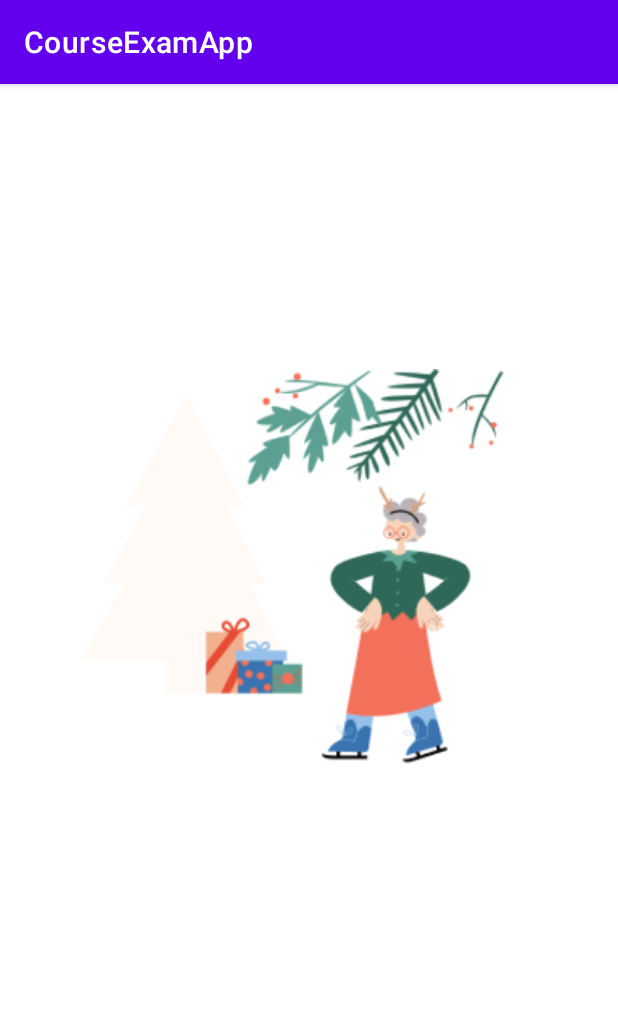
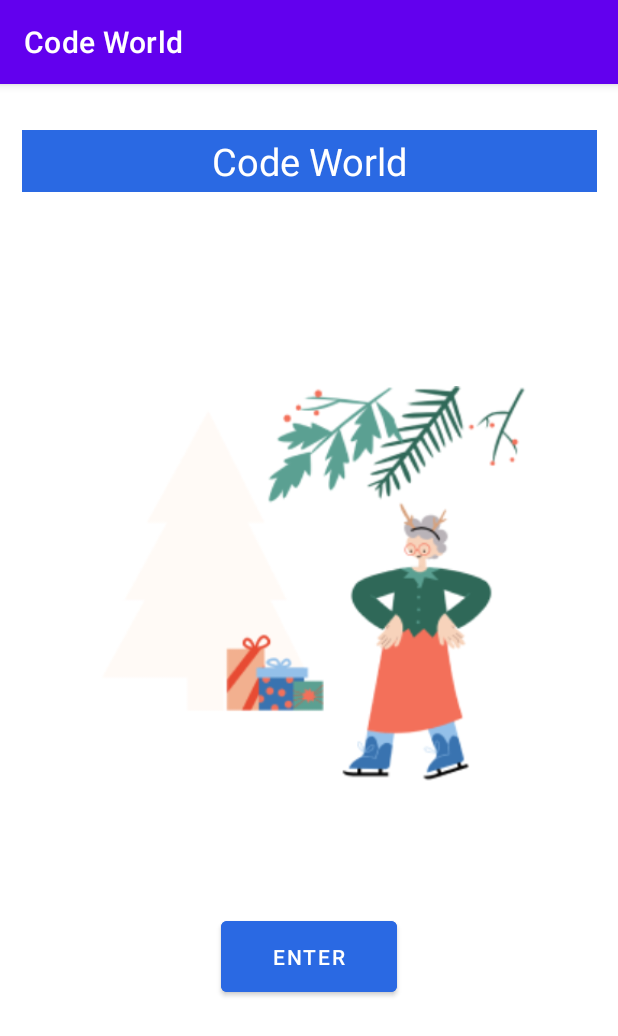
Before and after one commit to SKumaran14/Online_course_exam_management_system, an Android app: the MainActivity screen opened directly, with no data from a screen before it, on a phone screen of 412 x 824 dp. Shown: the top 1036 px of the screen. Run offline under Robolectric (Android 15) with nearby library versions, the light colour scheme and no system bars.

Commit message:
Additional Comments added and welcome Activity

```diff
--- a/app/src/main/java/com/example/courseexamapp/ChangePassword.java
+++ b/app/src/main/java/com/example/courseexamapp/ChangePassword.java
@@ -39,7 +39,7 @@ public class ChangePassword extends AppCompatActivity {
             public void onClick(View v) {
                 Intent intent = new Intent(ChangePassword.this, Login.class);
                 startActivity(intent);
-                Toast.makeText(getApplicationContext(), "Password Changed ", Toast.LENGTH_SHORT).show();
+                Toast.makeText(getApplicationContext(), "Password Changed Successfully", Toast.LENGTH_SHORT).show();
                 showNotification();
             }
         });
@@ -54,7 +54,7 @@ public class ChangePassword extends AppCompatActivity {
         });
 //End of Intents
     }
-
+//For Notifications
     private void showNotification() {
         createNotificationChannel();
         NotificationCompat.Builder builder = new NotificationCompat.Builder(getApplicationContext(), Ch_ID);
--- a/app/src/main/java/com/example/courseexamapp/ExamPhotoCapture.java
+++ b/app/src/main/java/com/example/courseexamapp/ExamPhotoCapture.java
@@ -40,7 +40,7 @@ public class ExamPhotoCapture extends AppCompatActivity {
         tlevel = findViewById(R.id.tlevel);
         txtPhoto = findViewById(R.id.txtphoto);
         myBottomNavigation = findViewById(R.id.bottomNavigationView);
-        bottomNavClick();
+        bottomNavClick(); // To call the functions form bottom Navigation bar
 
         //Same Alert Box created for both buttons to get consent about photo taking
         AlertDialog alertDialog = new AlertDialog.Builder(ExamPhotoCapture.this).create();
@@ -71,7 +71,7 @@ public class ExamPhotoCapture extends AppCompatActivity {
                 alertDialog.show();
             }
         });
-
+//Floating Action button navigates to Take Notes activity
         FloatingActionButton floatingActionButton = findViewById(R.id.floatingActionButton);
         floatingActionButton.setOnClickListener(new View.OnClickListener() {
             @Override
@@ -130,6 +130,7 @@ public class ExamPhotoCapture extends AppCompatActivity {
         }
     };
 // End of battery percentage coding
+
 //For Bottom Navigationbar Function
 public void bottomNavClick(){
     myBottomNavigation.setOnNavigationItemSelectedListener(new BottomNavigationView.OnNavigationItemSelectedListener() {
--- a/app/src/main/java/com/example/courseexamapp/MainActivity.java
+++ b/app/src/main/java/com/example/courseexamapp/MainActivity.java
@@ -1,13 +1,25 @@
 package com.example.courseexamapp;
 
 import androidx.appcompat.app.AppCompatActivity;
+
+import android.content.Intent;
 import android.os.Bundle;
+import android.view.View;
+import android.widget.Button;
 
 public class MainActivity extends AppCompatActivity {
-
+    private Button enter;
     @Override
     protected void onCreate(Bundle savedInstanceState) {
         super.onCreate(savedInstanceState);
         setContentView(R.layout.activity_main);
+        enter = findViewById(R.id.enter);
+
+        enter.setOnClickListener(new View.OnClickListener() {
+            @Override
+            public void onClick(View v) {
+                startActivity(new Intent(MainActivity.this,Signup.class));
+            }
+        });
     }
 }
--- a/app/src/main/res/layout/activity_change_password.xml
+++ b/app/src/main/res/layout/activity_change_password.xml
@@ -100,6 +100,7 @@
 
     <TextView
         android:id="@+id/txt_chgpass"
+        style="@android:style/Widget.DeviceDefault.Light.TextView.SpinnerItem"
         android:layout_width="wrap_content"
         android:layout_height="wrap_content"
         android:text="@string/txt_chgpass"
--- a/app/src/main/res/layout/activity_css_exam.xml
+++ b/app/src/main/res/layout/activity_css_exam.xml
@@ -171,7 +171,7 @@
         android:layout_width="wrap_content"
         android:layout_height="wrap_content"
         android:text="Questions"
-        android:textStyle="italic"
+        android:textStyle="bold"
         app:layout_constraintBottom_toBottomOf="parent"
         app:layout_constraintEnd_toEndOf="parent"
         app:layout_constraintHorizontal_bias="0.143"
--- a/app/src/main/res/layout/activity_main.xml
+++ b/app/src/main/res/layout/activity_main.xml
@@ -6,6 +6,22 @@
     android:layout_height="match_parent"
     tools:context=".MainActivity">
 
+    <TextView
+        android:id="@+id/welcome"
+        android:layout_width="383dp"
+        android:layout_height="41dp"
+        android:background="@color/main"
+        android:gravity="center"
+        android:text="@string/app_name"
+        android:textAlignment="center"
+        android:textColor="#FFFFFF"
+        android:textSize="25sp"
+        app:layout_constraintBottom_toBottomOf="parent"
+        app:layout_constraintEnd_toEndOf="parent"
+        app:layout_constraintStart_toStartOf="parent"
+        app:layout_constraintTop_toTopOf="parent"
+        app:layout_constraintVertical_bias="0.042"
+        tools:ignore="DuplicateSpeakableTextCheck" />
     <ImageView
         android:id="@+id/img_success2"
         android:layout_width="384dp"
@@ -13,11 +29,23 @@
         android:contentDescription="@string/txt_success"
         app:layout_constraintBottom_toBottomOf="parent"
         app:layout_constraintEnd_toEndOf="parent"
-        app:layout_constraintHorizontal_bias="0.1"
+        app:layout_constraintHorizontal_bias="0.592"
         app:layout_constraintStart_toStartOf="parent"
         app:layout_constraintTop_toTopOf="parent"
-        app:layout_constraintVertical_bias="0.071"
+        app:layout_constraintVertical_bias="0.149"
         app:srcCompat="@drawable/cool_kids_xmas_morning"
         tools:ignore="ImageContrastCheck" />
 
+    <Button
+        android:id="@+id/enter"
+        android:layout_width="117dp"
+        android:layout_height="59dp"
+        android:backgroundTint="@color/main"
+        android:text="@string/enter"
+        app:layout_constraintBottom_toBottomOf="parent"
+        app:layout_constraintEnd_toEndOf="parent"
+        app:layout_constraintStart_toStartOf="parent"
+        app:layout_constraintTop_toTopOf="parent"
+        app:layout_constraintVertical_bias="0.779" />
+
 </androidx.constraintlayout.widget.ConstraintLayout>
--- a/app/src/main/res/layout/activity_menu.xml
+++ b/app/src/main/res/layout/activity_menu.xml
@@ -10,8 +10,6 @@
         android:id="@+id/bottomNavigationView"
         android:layout_width="match_parent"
         android:layout_height="60dp"
-        android:layout_marginTop="16dp"
-        android:layout_marginBottom="1dp"
         android:clickable="true"
         android:fadingEdge="horizontal"
         android:focusableInTouchMode="true"
@@ -25,8 +23,9 @@
         app:itemTextColor="@color/white"
         app:layout_constraintBottom_toBottomOf="parent"
         app:layout_constraintEnd_toEndOf="parent"
-        app:layout_constraintHorizontal_bias="0.498"
+        app:layout_constraintHorizontal_bias="0.0"
         app:layout_constraintStart_toStartOf="parent"
+        app:layout_constraintTop_toTopOf="parent"
         app:layout_constraintVertical_bias="1.0"
         app:menu="@menu/bottomnav_bar" />
 
--- a/app/src/main/res/layout/activity_posts.xml
+++ b/app/src/main/res/layout/activity_posts.xml
@@ -9,8 +9,8 @@
 
         <TextView
             android:id="@+id/post_textView"
-            android:layout_width="280dp"
-            android:layout_height="59dp"
+            android:layout_width="383dp"
+            android:layout_height="41dp"
             android:background="@color/main"
             android:gravity="center"
             android:text="@string/post_textView"
--- a/app/src/main/res/values/colors.xml
+++ b/app/src/main/res/values/colors.xml
@@ -18,17 +18,12 @@
     <color name="score">#00ff00</color>
     <color name="menu">#dadded</color>
     <color name="next">#009688</color>
-
 <!--    Kumaran-->
     <color name="Blue1">#2A69E3</color>
     <color name="light_gray">#F8F2EE</color>
     <color name="gray">#BEBAB3</color>
     <color name="light_ash">#E3EBFB</color>
-
 <!--    Kajansika-->
-
     <color name="l_blue">#0000FF</color>
     <color name="l_grey">#D3D3D3</color>
-
-
 </resources>
```
Also changed, not shown: app/src/main/AndroidManifest.xml (+4 -3 lines), app/src/main/java/com/example/courseexamapp/CssExam.java (+5 -2 lines), app/src/main/java/com/example/courseexamapp/ExamMenu.java (+6 -3 lines), app/src/main/java/com/example/courseexamapp/HtmlExam.java (+11 -11 lines), app/src/main/res/layout/activity_study_notes_student.xml (+16 -10 lines), app/src/main/res/values/strings.xml (+5 -46 lines), app/src/main/res/drawable-v24/stu.png (deleted), app/src/main/res/drawable-v24/stu1.png (deleted), app/src/main/res/drawable-v24/stu2.png (deleted).
